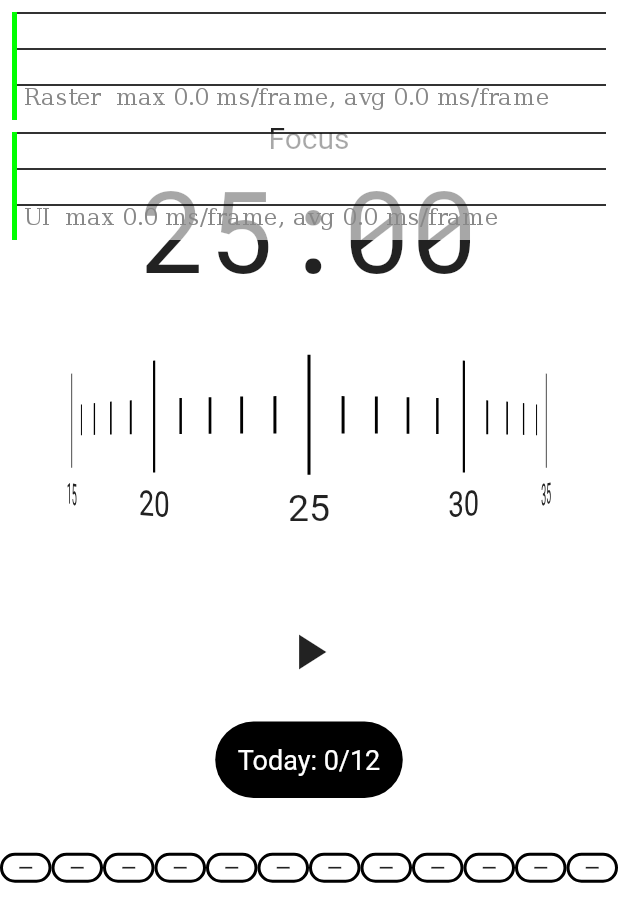
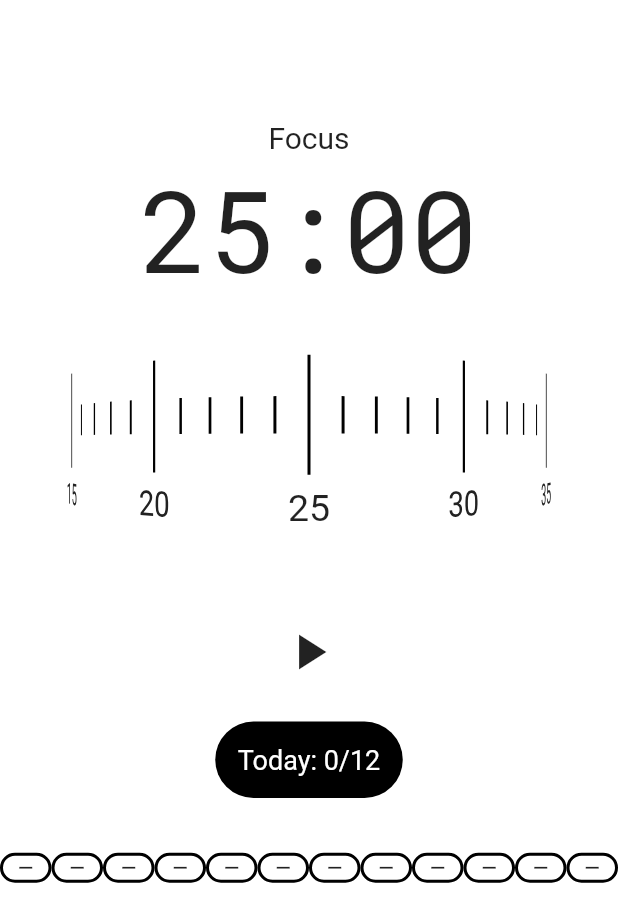
Before and after one commit to ptuzinek/Pomodoro_App, a Flutter app: the screen it shows after launch, on a phone screen of 412 x 824 dp. Shown: the top 922 px of the screen. Run offline on Flutter 3.47's test engine with Material 2 defaults, Android fonts, the phone set to English and light mode, and no system bars; our stand-ins replace bloc, equatable, flutter_bloc.

Commit message:
Profile overlay hidden. Set the height of the buttons to fix layout. Removed unnecessary Container.

```diff
--- a/lib/main.dart
+++ b/lib/main.dart
@@ -16,7 +16,7 @@ class MyApp extends StatelessWidget {
     return BlocProvider(
       create: (context) => TimerBloc(ticker: Ticker()),
       child: MaterialApp(
-        showPerformanceOverlay: true,
+        // showPerformanceOverlay: true,
         debugShowCheckedModeBanner: false,
         theme: ThemeData(
           primarySwatch: Colors.blue,
--- a/lib/presentation/screens/home_screen_cubit_based.dart
+++ b/lib/presentation/screens/home_screen_cubit_based.dart
@@ -52,6 +52,7 @@ class _HomeScreenCubitBasedState extends State<HomeScreenCubitBased> {
               ),
               Flexible(
                 child: SizedBox(
+                  height: 95.5,
                   width: 300,
                   child: _Buttons(
                     turnTheClock: turnTheClock,
```
